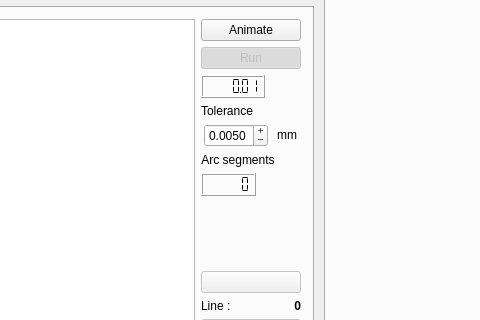
First picture: the form in GCV-3.6.1-T4/src/forms/mainwindow.ui, repository zapmaker/GrblHoming, before the edit; both pictures show x 191 to 671 and y 279 to 599 of the 1216 by 878 pixel window.
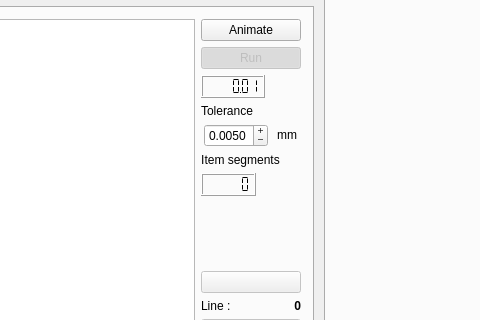
Second picture: the form after the edit. The open tabs and pages were chosen to show the change. Icons and pictures are not drawn. Custom widgets are drawn as their Qt base class.

Commit message: - 'branches\GC-3.6.1-T4' - update 'gcode.cpp' and 'mainwindow.ui'

What changed in the file:
```diff
--- a/GCV-3.6.1-T4/src/forms/mainwindow.ui
+++ b/GCV-3.6.1-T4/src/forms/mainwindow.ui
@@ -712,7 +712,7 @@
                    </sizepolicy>
                   </property>
                   <property name="text">
-                   <string>Arc segments</string>
+                   <string>Item segments</string>
                   </property>
                   <property name="alignment">
                    <set>Qt::AlignCenter</set>
```
Left out of the diff: 2 changed lines with no effect on the pictures. The commit also changes 1 other file.
